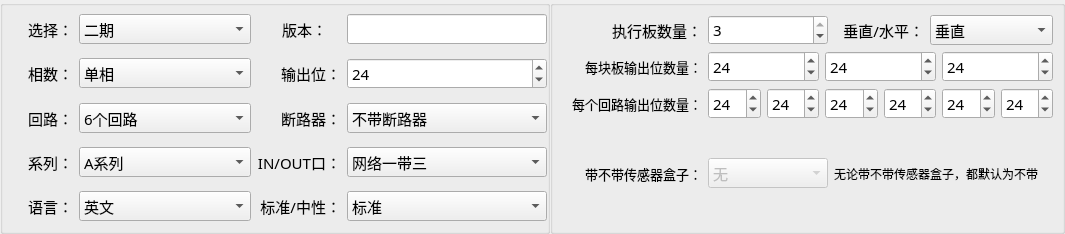
Before: the Qt Designer form MasterCtrlSet/home/home_mpduparamwid.ui in ChinaClever/PDU-Settings, drawn with Qt 5.
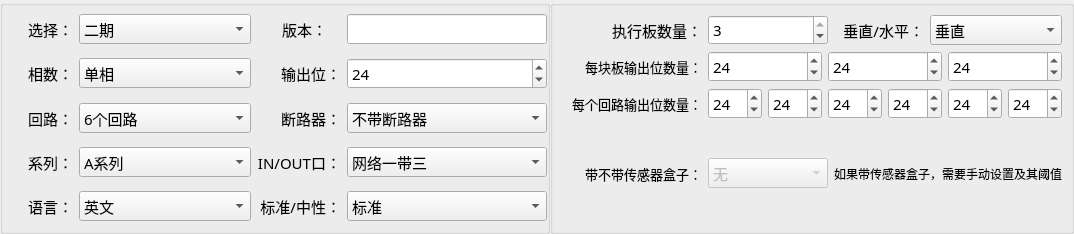
After: the same form once the commit is applied.

What changed in the file:
```diff
--- a/MasterCtrlSet/home/home_mpduparamwid.ui
+++ b/MasterCtrlSet/home/home_mpduparamwid.ui
@@ -893,7 +893,7 @@
            </font>
           </property>
           <property name="text">
-           <string>无论带不带传感器盒子，都默认为不带</string>
+           <string>如果带传感器盒子，需要手动设置及其阈值</string>
           </property>
          </widget>
         </item>
```
